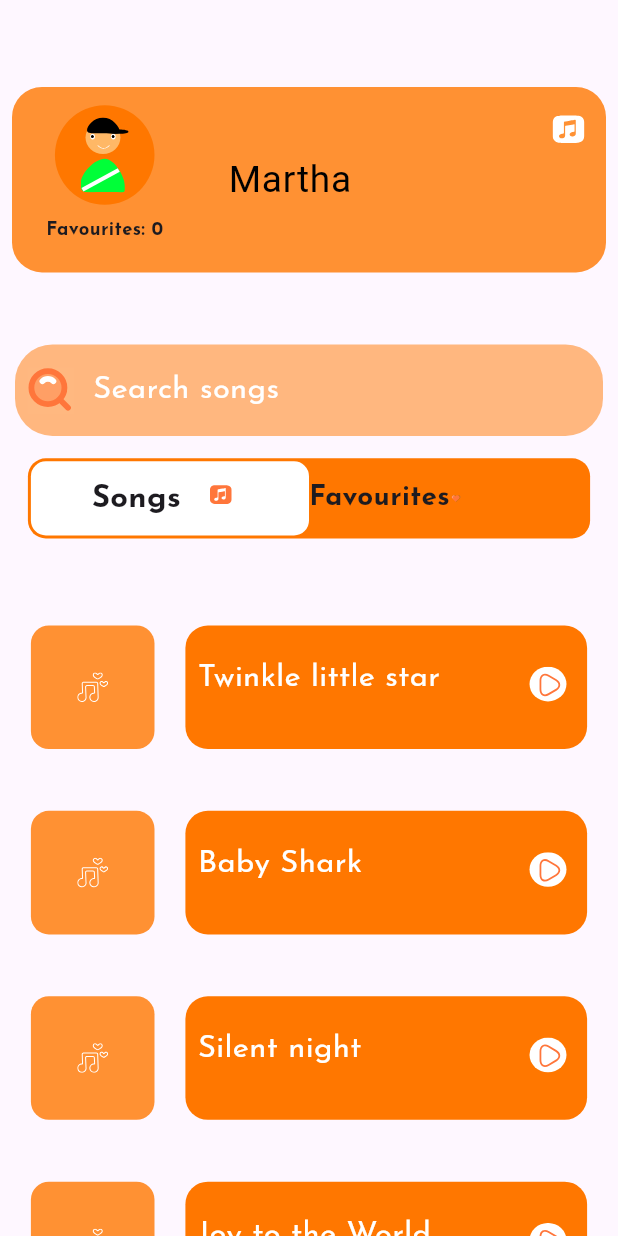
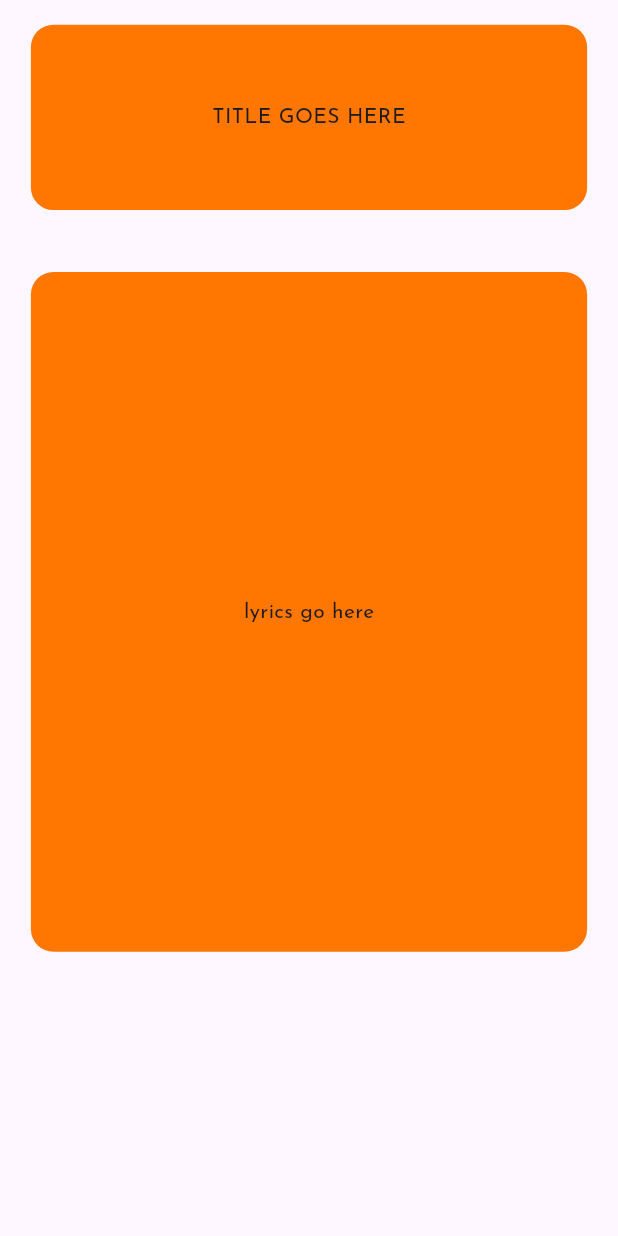
Before and after one commit to Unique-chiemerie/kiddytunes, a Flutter app: the Homescreen screen opened by its route, after a tap on an icon or button, on a phone screen of 412 x 824 dp. Run offline on Flutter 3.47's test engine with Material 3 defaults, Android fonts, the phone set to English and light mode, and no system bars; drawn by our look-alikes of custom_sliding_segmented_control; our stand-ins replace flutter_svg, google_fonts, smooth_page_indicator.

Commit message:
building the custom screens/title card

```diff
--- /dev/null
+++ b/lib/app_theme/custom_screenwidget.dart
@@ -0,0 +1,56 @@
+import 'package:flutter/material.dart';
+
+class Customcard extends StatelessWidget {
+  const Customcard({super.key});
+
+  @override
+  Widget build(BuildContext context) {
+    final screenWidth = MediaQuery.of(context).size.width;
+    final screenHeight = MediaQuery.of(context).size.height;
+    return Scaffold(
+      body: Stack(
+        children: [
+          SingleChildScrollView(
+            child: Column(
+              crossAxisAlignment: CrossAxisAlignment.center,
+              children: [
+                SizedBox(
+                  height: screenHeight * 0.02,
+                ),
+                Center(
+                  child: Container(
+                    height: screenHeight * 0.15,
+                    width: screenWidth * 0.9,
+                    decoration: BoxDecoration(
+                      borderRadius: BorderRadius.circular(15),
+                      color: Theme.of(context).primaryColor,
+                    ),
+                    child: const Center(
+                      child: Text('TITLE GOES HERE'),
+                    ),
+                  ),
+                ),
+                SizedBox(
+                  height: screenHeight * 0.05,
+                ),
+                Center(
+                  child: Container(
+                    height: screenHeight * 0.55,
+                    width: screenWidth * 0.9,
+                    decoration: BoxDecoration(
+                      borderRadius: BorderRadius.circular(15),
+                      color: Theme.of(context).primaryColor,
+                    ),
+                    child: const Center(
+                      child: Text('lyrics go here'),
+                    ),
+                  ),
+                ),
+              ],
+            ),
+          ),
+        ],
+      ),
+    );
+  }
+}
--- a/lib/data/song_list.dart
+++ b/lib/data/song_list.dart
@@ -1,40 +1,175 @@
+import 'package:flutter/material.dart';
+import 'package:kiddytunes/app_theme/custom_screenwidget.dart';
+
 class SongmetaData {
   String songname;
   String lyrics;
-  SongmetaData({required this.lyrics, required this.songname});
+  Widget screens;
+  SongmetaData(
+      {required this.lyrics, required this.songname, required this.screens});
 }
 
 List<SongmetaData> songlist = [
-  SongmetaData(lyrics: '', songname: 'Twinkle little star'),
-  SongmetaData(lyrics: '', songname: 'Baby Shark'),
-  SongmetaData(lyrics: '', songname: 'Silent night'),
-  SongmetaData(lyrics: '', songname: 'Joy to the World'),
-  SongmetaData(lyrics: '', songname: 'Baa,Baa black sheep'),
-  SongmetaData(lyrics: '', songname: 'Mary had a little lamb'),
-  SongmetaData(lyrics: '', songname: 'Old mcDonald had a farm'),
-  SongmetaData(lyrics: '', songname: 'Old mcDonald had a farm'),
-  SongmetaData(lyrics: '', songname: 'if you\'re happy and you know it'),
-  SongmetaData(lyrics: '', songname: 'Row Row Row your boat'),
-  SongmetaData(lyrics: '', songname: 'Head, Shoulders, Knees, and Toes'),
-  SongmetaData(lyrics: '', songname: 'Itsy bitsy spider'),
-  SongmetaData(lyrics: '', songname: 'Alphabat song'),
-  SongmetaData(lyrics: '', songname: 'Rain Rain GO away'),
-  SongmetaData(lyrics: '', songname: 'Humpty dumpty'),
-  SongmetaData(lyrics: '', songname: 'The hokey pokey'),
-  SongmetaData(lyrics: '', songname: 'London bridge is falling down'),
-  SongmetaData(lyrics: '', songname: 'Skip to my Lou'),
-  SongmetaData(lyrics: '', songname: 'Jack and Jill'),
-  SongmetaData(lyrics: '', songname: 'This old man'),
-  SongmetaData(lyrics: '', songname: 'She\'ll be coming\'round the mountain'),
-  SongmetaData(lyrics: '', songname: 'Pop goes the weasel'),
-  SongmetaData(lyrics: '', songname: 'The more we get together'),
-  SongmetaData(lyrics: '', songname: 'Five little monkeys'),
-  SongmetaData(lyrics: '', songname: 'Ten in the bed'),
-  SongmetaData(lyrics: '', songname: 'I\'m a little teapot'),
-  SongmetaData(lyrics: '', songname: 'Down by the bay'),
-  SongmetaData(lyrics: '', songname: 'The ants Go marching'),
-  SongmetaData(lyrics: '', songname: 'I\'ve been working on the Railroad'),
-  SongmetaData(lyrics: '', songname: 'Six little ducks'),
-  SongmetaData(lyrics: '', songname: 'Apples and bananas'),
-  SongmetaData(lyrics: '', songname: 'Down by the station'),
+  SongmetaData(
+      lyrics: '', songname: 'Twinkle little star', screens: const Customcard()),
+  SongmetaData(
+    lyrics: '',
+    songname: 'Baby Shark',
+    screens: const Customcard(),
+  ),
+  SongmetaData(
+    lyrics: '',
+    songname: 'Silent night',
+    screens: const Customcard(),
+  ),
+  SongmetaData(
+    lyrics: '',
+    songname: 'Joy to the World',
+    screens: const Customcard(),
+  ),
+  SongmetaData(
+    lyrics: '',
+    songname: 'Baa,Baa black sheep',
+    screens: const Customcard(),
+  ),
+  SongmetaData(
+    lyrics: '',
+    songname: 'Mary had a little lamb',
+    screens: const Customcard(),
+  ),
+  SongmetaData(
+    lyrics: '',
+    songname: 'Old mcDonald had a farm',
+    screens: const Customcard(),
+  ),
+  SongmetaData(
+    lyrics: '',
+    songname: 'Old mcDonald had a farm',
+    screens: const Customcard(),
+  ),
+  SongmetaData(
+    lyrics: '',
+    songname: 'if you\'re happy and you know it',
+    screens: const Customcard(),
+  ),
+  SongmetaData(
+    lyrics: '',
+    songname: 'Row Row Row your boat',
+    screens: const Customcard(),
+  ),
+  SongmetaData(
+    lyrics: '',
+    songname: 'Head, Shoulders, Knees, and Toes',
+    screens: const Customcard(),
+  ),
+  SongmetaData(
+    lyrics: '',
+    songname: 'Itsy bitsy spider',
+    screens: const Customcard(),
+  ),
+  SongmetaData(
+    lyrics: '',
+    songname: 'Alphabat song',
+    screens: const Customcard(),
+  ),
+  SongmetaData(
+    lyrics: '',
+    songname: 'Rain Rain GO away',
+    screens: const Customcard(),
+  ),
+  SongmetaData(
+    lyrics: '',
+    songname: 'Humpty dumpty',
+    screens: const Customcard(),
+  ),
+  SongmetaData(
+    lyrics: '',
+    songname: 'The hokey pokey',
+    screens: const Customcard(),
+  ),
+  SongmetaData(
+    lyrics: '',
+    songname: 'London bridge is falling down',
+    screens: const Customcard(),
+  ),
+  SongmetaData(
+    lyrics: '',
+    songname: 'Skip to my Lou',
+    screens: const Customcard(),
+  ),
+  SongmetaData(
+    lyrics: '',
+    songname: 'Jack and Jill',
+    screens: const Customcard(),
+  ),
+  SongmetaData(
+    lyrics: '',
+    songname: 'This old man',
+    screens: const Customcard(),
+  ),
+  SongmetaData(
+    lyrics: '',
+    songname: 'She\'ll be coming\'round the mountain',
+    screens: const Customcard(),
+  ),
+  SongmetaData(
+    lyrics: '',
+    songname: 'Pop goes the weasel',
+    screens: const Customcard(),
+  ),
+  SongmetaData(
+    lyrics: '',
+    songname: 'The more we get together',
+    screens: const Customcard(),
+  ),
+  SongmetaData(
+    lyrics: '',
+    songname: 'Five little monkeys',
+    screens: const Customcard(),
+  ),
+  SongmetaData(
+    lyrics: '',
+    songname: 'Ten in the bed',
+    screens: const Customcard(),
+  ),
+  SongmetaData(
+    lyrics: '',
+    songname: 'I\'m a little teapot',
+    screens: const Customcard(),
+  ),
+  SongmetaData(
+    lyrics: '',
+    songname: 'Down by the bay',
+    screens: const Customcard(),
+  ),
+  SongmetaData(
+    lyrics: '',
+    songname: 'The ants Go marching',
+    screens: const Customcard(),
+  ),
+  SongmetaData(
+    lyrics: '',
+    songname: 'I\'ve been working on the Railroad',
+    screens: const Customcard(),
+  ),
+  SongmetaData(
+    lyrics: '',
+    songname: 'Six little ducks',
+    screens: const Customcard(),
+  ),
+  SongmetaData(
+    lyrics: '',
+    songname: 'Apples and bananas',
+    screens: const Customcard(),
+  ),
+  SongmetaData(
+    lyrics: '',
+    songname: 'Down by the station',
+    screens: const Customcard(),
+  ),
+  SongmetaData(
+    lyrics: '',
+    songname: '',
+    screens: const Customcard(),
+  ),
 ];
--- a/lib/screens/mainscreens/all_songs.dart
+++ b/lib/screens/mainscreens/all_songs.dart
@@ -17,6 +17,7 @@ class _AllsongsscreenState extends State<Allsongsscreen> {
     return ListView.separated(
       itemBuilder: (context, index) {
         final songs = songlist[index].songname;
+        final screensindex = songlist[index].screens;
         return SizedBox(
           height: screenHeight * 0.1,
           width: screenWidth,
@@ -73,8 +74,16 @@ class _AllsongsscreenState extends State<Allsongsscreen> {
                       ),
                     ),
                     const Spacer(),
+                    //this should indexly
                     IconButton(
-                      onPressed: () {},
+                      onPressed: () {
+                        Navigator.push(
+                          context,
+                          MaterialPageRoute(
+                            builder: (context) => screensindex,
+                          ),
+                        );
+                      },
                       icon: SvgPicture.asset(
                         'assets/images/play_fab.svg',
                         height: screenHeight * 0.07,
--- a/lib/screens/mainscreens/homescreen.dart
+++ b/lib/screens/mainscreens/homescreen.dart
@@ -30,7 +30,7 @@ class _HomescreenState extends State<Homescreen> {
   Widget build(BuildContext context) {
     final screenHeight = MediaQuery.of(context).size.height;
     final screenWidth = MediaQuery.of(context).size.width;
-    final favourites = songslist.length.toInt();
+    final favourites = songlist.length.toInt();
 
     return SafeArea(
       child: Scaffold(
```
